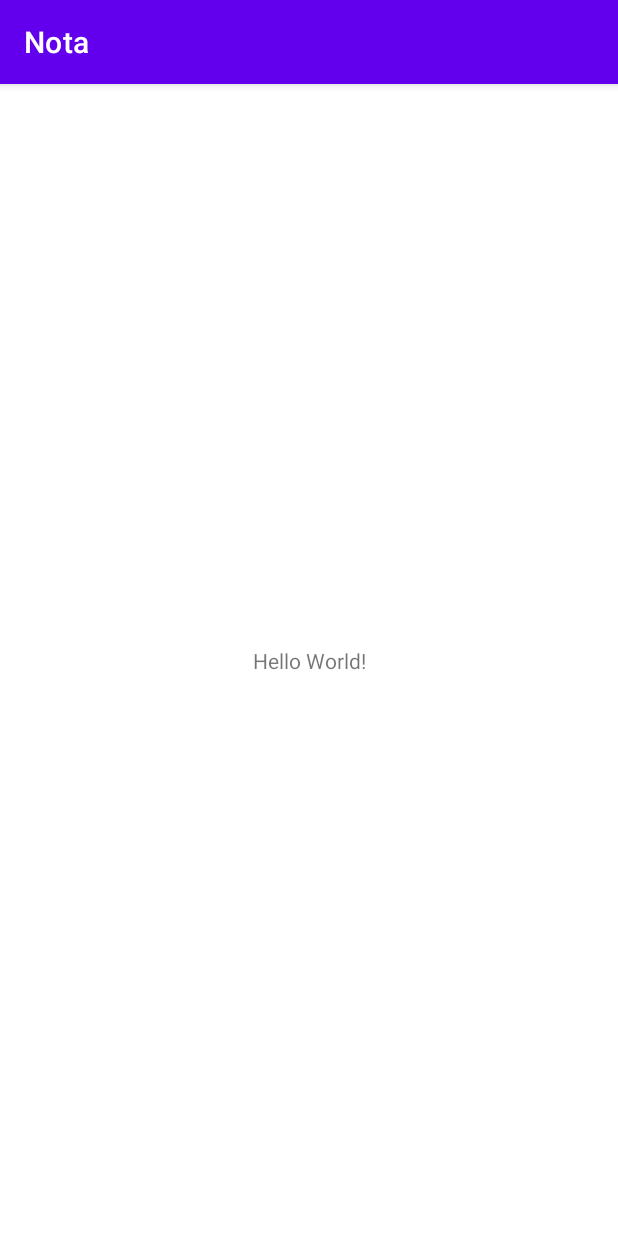
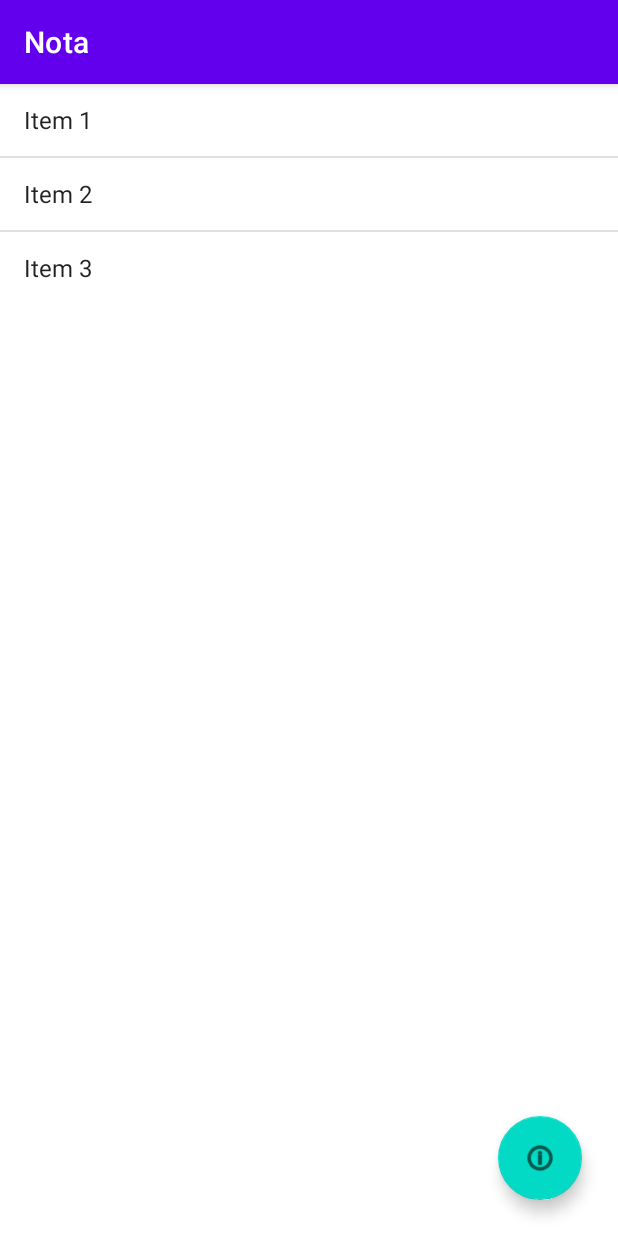
Before and after one commit to aarrasseayoub01/Nota, an Android app: the screen it shows after launch (MainActivity), on a phone screen of 412 x 824 dp. Run offline under Robolectric (Android 15) with nearby library versions, the phone set to English and light mode, and no system bars.

Commit message:
Displaying a list of elements and a button

```diff
--- a/app/src/main/java/com/example/nota/MainActivity.java
+++ b/app/src/main/java/com/example/nota/MainActivity.java
@@ -1,8 +1,13 @@
 package com.example.nota;
 
 import androidx.appcompat.app.AppCompatActivity;
+import androidx.fragment.app.FragmentTransaction;
 
 import android.os.Bundle;
+import android.widget.ListView;
+
+import java.util.Arrays;
+import java.util.List;
 
 public class MainActivity extends AppCompatActivity {
 
@@ -10,5 +15,10 @@ public class MainActivity extends AppCompatActivity {
     protected void onCreate(Bundle savedInstanceState) {
         super.onCreate(savedInstanceState);
         setContentView(R.layout.activity_main);
+        NoteList fragment = new NoteList();
+        FragmentTransaction ft = getSupportFragmentManager().beginTransaction();
+        ft.add(R.id.fragment_container, fragment);
+        ft.commit();
     }
+
 }
--- /dev/null
+++ b/app/src/main/java/com/example/nota/NoteList.java
@@ -0,0 +1,93 @@
+package com.example.nota;
+
+import android.os.Bundle;
+
+import androidx.fragment.app.Fragment;
+
+import android.util.Log;
+import android.view.LayoutInflater;
+import android.view.View;
+import android.view.ViewGroup;
+import android.widget.AdapterView;
+import android.widget.ArrayAdapter;
+import android.widget.ListView;
+import android.widget.Toast;
+
+import java.util.Arrays;
+import java.util.List;
+
+/**
+ * A simple {@link Fragment} subclass.
+ * Use the {@link NoteList#newInstance} factory method to
+ * create an instance of this fragment.
+ */
+public class NoteList extends Fragment {
+
+    // TODO: Rename parameter arguments, choose names that match
+    // the fragment initialization parameters, e.g. ARG_ITEM_NUMBER
+    private static final String ARG_PARAM1 = "param1";
+    private static final String ARG_PARAM2 = "param2";
+
+    // TODO: Rename and change types of parameters
+    private String mParam1;
+    private String mParam2;
+
+    public NoteList() {
+        // Required empty public constructor
+    }
+
+    /**
+     * Use this factory method to create a new instance of
+     * this fragment using the provided parameters.
+     *
+     * @param param1 Parameter 1.
+     * @param param2 Parameter 2.
+     * @return A new instance of fragment NoteList.
+     */
+    // TODO: Rename and change types and number of parameters
+    public static NoteList newInstance(String param1, String param2) {
+        NoteList fragment = new NoteList();
+        Bundle args = new Bundle();
+        args.putString(ARG_PARAM1, param1);
+        args.putString(ARG_PARAM2, param2);
+        fragment.setArguments(args);
+        return fragment;
+    }
+
+    @Override
+    public void onCreate(Bundle savedInstanceState) {
+        super.onCreate(savedInstanceState);
+        if (getArguments() != null) {
+            mParam1 = getArguments().getString(ARG_PARAM1);
+            mParam2 = getArguments().getString(ARG_PARAM2);
+        }
+
+    }
+
+    @Override
+    public View onCreateView(LayoutInflater inflater, ViewGroup container,
+                             Bundle savedInstanceState) {
+        View view = inflater.inflate(R.layout.fragment_note_list, container, false);
+        ListView listView = view.findViewById(R.id.listView);
+        List<String> data = Arrays.asList("Item 1", "Item 2", "Item 3");
+        ArrayAdapter<String> adapter = new ArrayAdapter<>(getActivity(), android.R.layout.simple_list_item_1, data);
+        listView.setAdapter(adapter);
+//        ListView listView = getListView();
+        listView.setOnItemClickListener(new AdapterView.OnItemClickListener() {
+            @Override
+            public void onItemClick(AdapterView<?> parent, View view, int position, long id) {
+                // Retrieve the item data from the adapter
+                String item = (String) parent.getItemAtPosition(position);
+
+                // Create an Intent to start the new activity
+//                Intent intent = new Intent(MyListActivity.this, MyItemActivity.class);
+//                intent.putExtra("item", item);
+//                startActivity(intent);
+                Log.d("TAG", item);
+
+            }
+        });
+        return view;
+    }
+
+}
--- a/app/src/main/res/layout/activity_main.xml
+++ b/app/src/main/res/layout/activity_main.xml
@@ -6,13 +6,22 @@
     android:layout_height="match_parent"
     tools:context=".MainActivity">
 
-    <TextView
+
+    <FrameLayout
+        android:id="@+id/fragment_container"
+        android:layout_width="match_parent"
+        android:layout_height="match_parent" />
+
+    <com.google.android.material.floatingactionbutton.FloatingActionButton
+        android:id="@+id/floatingActionButton"
         android:layout_width="wrap_content"
         android:layout_height="wrap_content"
-        android:text="Hello World!"
+        android:layout_marginEnd="24dp"
+
+        android:layout_marginBottom="24dp"
+        android:clickable="true"
         app:layout_constraintBottom_toBottomOf="parent"
         app:layout_constraintEnd_toEndOf="parent"
-        app:layout_constraintStart_toStartOf="parent"
-        app:layout_constraintTop_toTopOf="parent" />
+        app:srcCompat="@android:drawable/ic_menu_info_details" />
 
 </androidx.constraintlayout.widget.ConstraintLayout>
--- /dev/null
+++ b/app/src/main/res/layout/fragment_note_list.xml
@@ -0,0 +1,15 @@
+<?xml version="1.0" encoding="utf-8"?>
+<FrameLayout xmlns:android="http://schemas.android.com/apk/res/android"
+    xmlns:tools="http://schemas.android.com/tools"
+    android:layout_width="match_parent"
+    android:layout_height="match_parent"
+    tools:context=".NoteList">
+
+
+    <ListView
+        android:id="@+id/listView"
+        android:layout_width="match_parent"
+        android:layout_height="wrap_content"
+         />
+
+</FrameLayout>
--- a/app/src/main/res/values/strings.xml
+++ b/app/src/main/res/values/strings.xml
@@ -1,3 +1,5 @@
 <resources>
     <string name="app_name">Nota</string>
+    <!-- TODO: Remove or change this placeholder text -->
+    <string name="hello_blank_fragment">Hello blank fragment</string>
 </resources>
```
